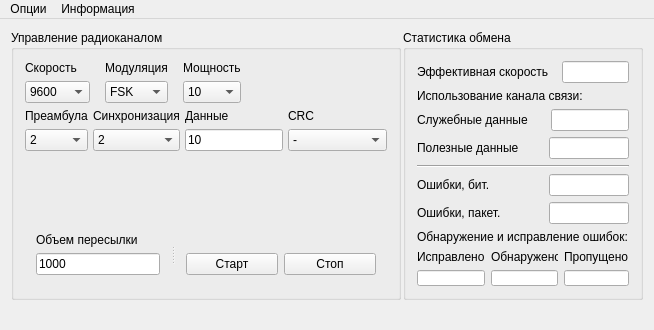
The window that mainwindow.ui (welemir/VarModemStudy) describes before a commit, drawn with Qt 5.
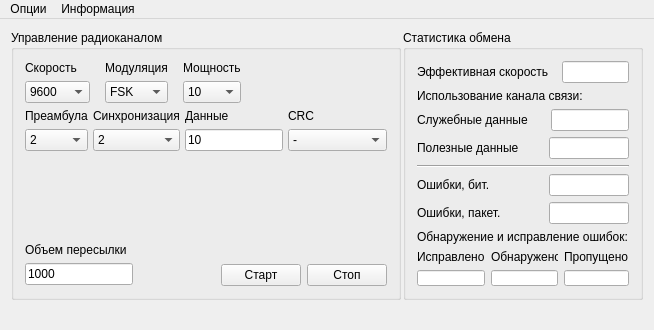
The same window after the commit.

Commit message: Исправлен UI для устранения ошибок при редактировании

```diff
--- a/mainwindow.ui
+++ b/mainwindow.ui
@@ -394,17 +394,8 @@
         </spacer>
        </item>
        <item>
-        <widget class="QSplitter" name="splitter">
-         <property name="sizePolicy">
-          <sizepolicy hsizetype="Expanding" vsizetype="Preferred">
-           <horstretch>0</horstretch>
-           <verstretch>0</verstretch>
-          </sizepolicy>
-         </property>
-         <property name="orientation">
-          <enum>Qt::Horizontal</enum>
-         </property>
-         <widget class="QWidget" name="">
+        <layout class="QHBoxLayout" name="horizontalLayout_11">
+         <item>
           <layout class="QVBoxLayout" name="verticalLayout_8">
            <item>
             <widget class="QLabel" name="labelTxTotalDataLength">
@@ -427,8 +418,21 @@
             </widget>
            </item>
           </layout>
-         </widget>
-         <widget class="QWidget" name="">
+         </item>
+         <item>
+          <spacer name="horizontalSpacer_7">
+           <property name="orientation">
+            <enum>Qt::Horizontal</enum>
+           </property>
+           <property name="sizeHint" stdset="0">
+            <size>
+             <width>40</width>
+             <height>20</height>
+            </size>
+           </property>
+          </spacer>
+         </item>
+         <item>
           <layout class="QVBoxLayout" name="verticalLayout_9">
            <item>
             <spacer name="verticalSpacer_2">
@@ -462,8 +466,8 @@
             </layout>
            </item>
           </layout>
-         </widget>
-        </widget>
+         </item>
+        </layout>
        </item>
       </layout>
      </widget>
```
